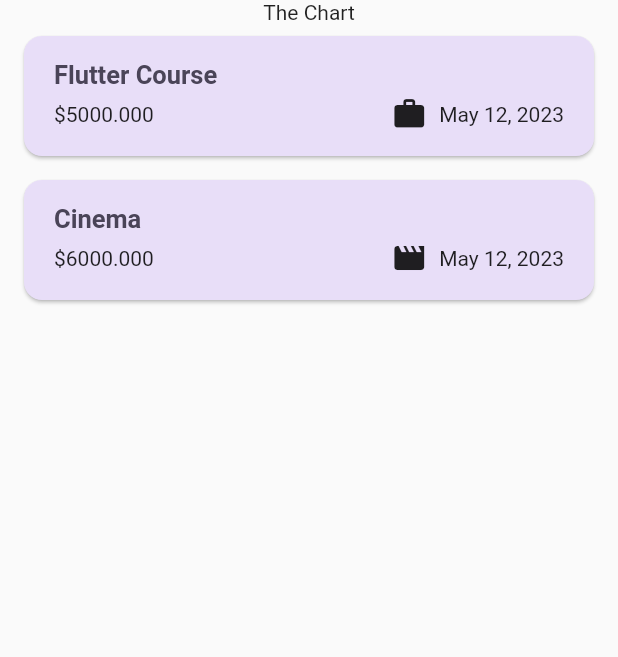
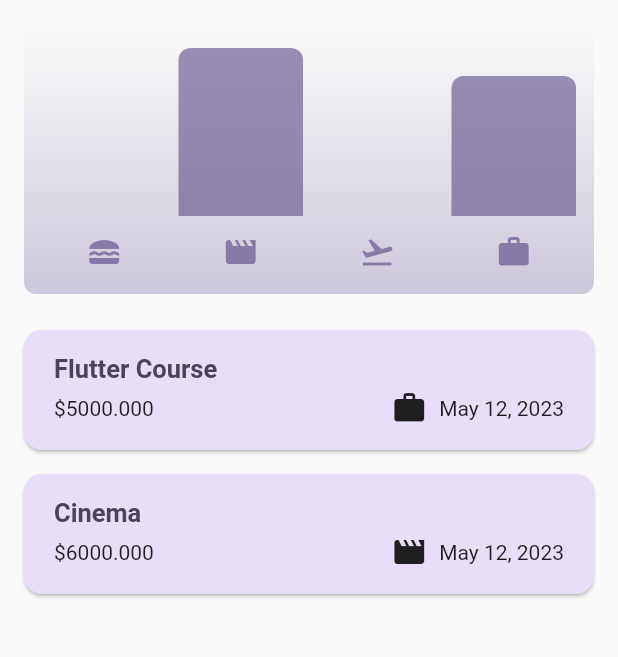
Before and after one commit to samueluzoma/flutter-enventory-app, a Flutter app: the screen it shows after launch, on a phone screen of 412 x 824 dp, the part 84-741 px from its top. Run offline on Flutter 3.47's test engine with Material 2 defaults, Android fonts, the phone set to English and light mode, and no system bars.

Commit message:
ending commit

```diff
--- a/lib/widget/expenses.dart
+++ b/lib/widget/expenses.dart
@@ -1,3 +1,4 @@
+import 'package:expense_tracker/widget/chart/chart.dart';
 import 'package:expense_tracker/widget/new_expense.dart';
 import 'package:flutter/material.dart';
 import 'package:expense_tracker/widget/expenses_list/expense_list.dart';
@@ -106,7 +107,9 @@ class _ExpensesState extends State<Expenses> {
       ),
       body: Column(
         children: [
-          const Text('The Chart'),
+          //Using the chart dart here
+          Chart(expenses: _registeredExpense),
+          // const Text('The Chart'),
           // rendering the ListView widget in the expense_list file
           // by calling the ExpenseList widget and its expenses super key below
           Expanded(
```
